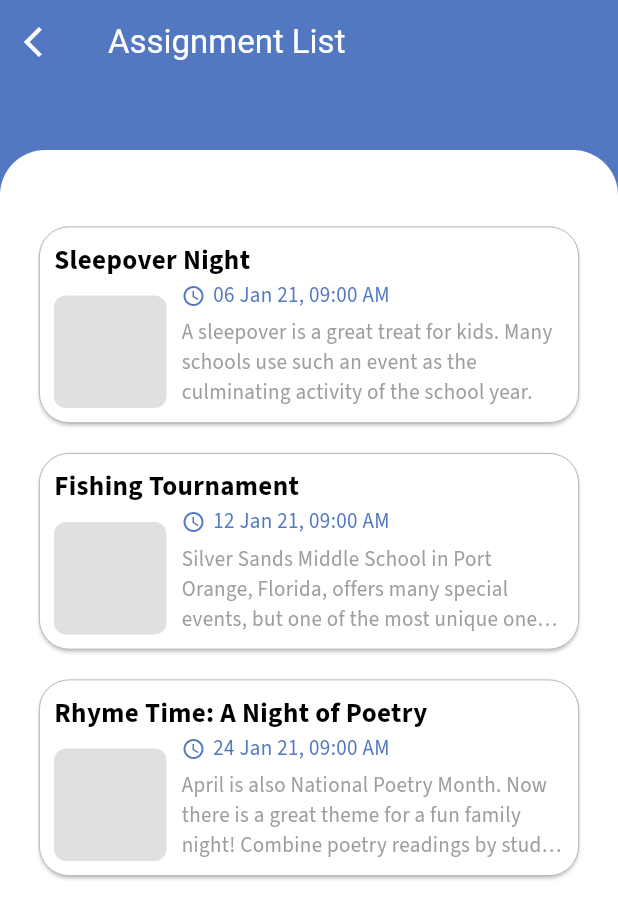
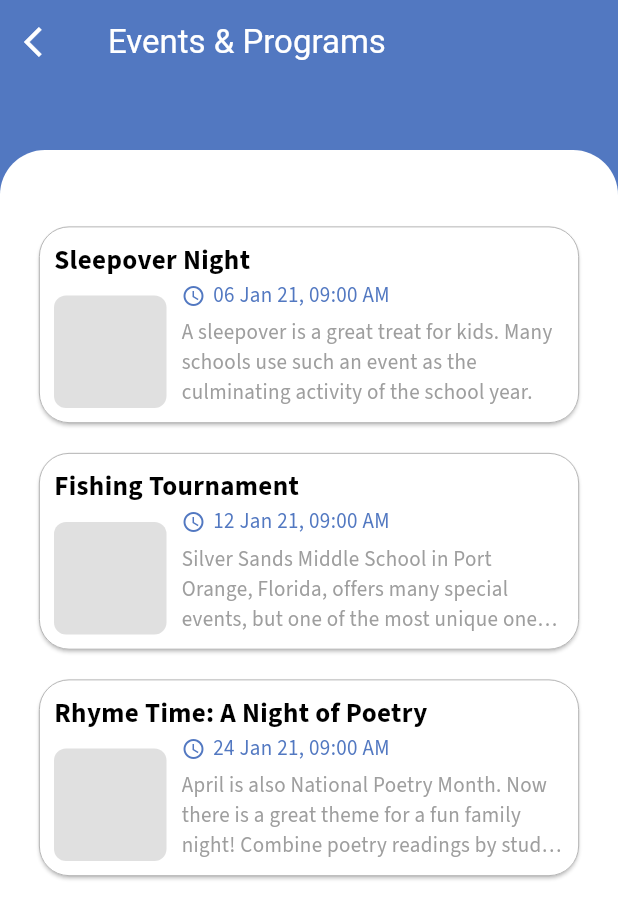
Before and after one commit to georgecabaccang/iskulapp-flutter, a Flutter app: the EventsPage screen opened directly, on a phone screen of 412 x 824 dp. Shown: the top 919 px of the screen. Run offline on Flutter 3.47's test engine with Material 3 defaults, Android fonts, the phone set to English and light mode, and no system bars; our stand-ins replace flutter_bloc, flutter_dotenv, flutter_secure_storage, flutter_spinkit, freezed_annotation, table_calendar; accounts and stored records are empty.

Commit message:
title in CustomAppBar

```diff
--- a/lib/pages/events/events_page.dart
+++ b/lib/pages/events/events_page.dart
@@ -51,7 +51,7 @@ class _EventsPageState extends State<EventsPage> with SingleTickerProviderStateM
   @override
   Widget build(BuildContext context) {
     return Scaffold(   appBar: CustomAppBar(
-        title: "Assignment List",
+        title: "Events & Programs",
         fadeAnimation: animationManager.fadeAnimation,
         onBackPressed: _handleBackPress,
       ),
```
